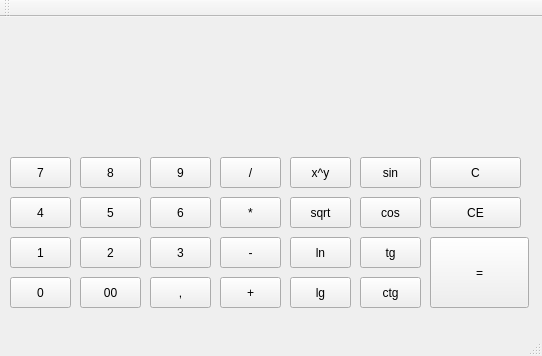
Qt form mainwindow.ui (RushBush/Calculator) before a commit.
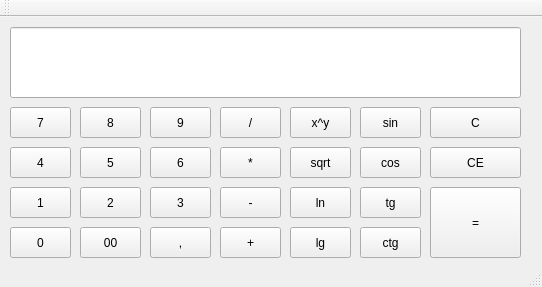
The same form after that commit.

Commit message: Add line for input

Diff of the .ui file:
```diff
--- a/mainwindow.ui
+++ b/mainwindow.ui
@@ -7,7 +7,7 @@
     <x>0</x>
     <y>0</y>
     <width>542</width>
-    <height>356</height>
+    <height>287</height>
    </rect>
   </property>
   <property name="windowTitle">
@@ -18,7 +18,7 @@
     <property name="geometry">
      <rect>
       <x>10</x>
-      <y>140</y>
+      <y>90</y>
       <width>61</width>
       <height>31</height>
      </rect>
@@ -31,7 +31,7 @@
     <property name="geometry">
      <rect>
       <x>10</x>
-      <y>180</y>
+      <y>130</y>
       <width>61</width>
       <height>31</height>
      </rect>
@@ -44,7 +44,7 @@
     <property name="geometry">
      <rect>
       <x>10</x>
-      <y>220</y>
+      <y>170</y>
       <width>61</width>
       <height>31</height>
      </rect>
@@ -57,7 +57,7 @@
     <property name="geometry">
      <rect>
       <x>80</x>
-      <y>220</y>
+      <y>170</y>
       <width>61</width>
       <height>31</height>
      </rect>
@@ -70,7 +70,7 @@
     <property name="geometry">
      <rect>
       <x>80</x>
-      <y>180</y>
+      <y>130</y>
       <width>61</width>
       <height>31</height>
      </rect>
@@ -83,7 +83,7 @@
     <property name="geometry">
      <rect>
       <x>80</x>
-      <y>140</y>
+      <y>90</y>
       <width>61</width>
       <height>31</height>
      </rect>
@@ -96,7 +96,7 @@
     <property name="geometry">
      <rect>
       <x>150</x>
-      <y>220</y>
+      <y>170</y>
       <width>61</width>
       <height>31</height>
      </rect>
@@ -109,7 +109,7 @@
     <property name="geometry">
      <rect>
       <x>150</x>
-      <y>180</y>
+      <y>130</y>
       <width>61</width>
       <height>31</height>
      </rect>
@@ -122,7 +122,7 @@
     <property name="geometry">
      <rect>
       <x>150</x>
-      <y>140</y>
+      <y>90</y>
       <width>61</width>
       <height>31</height>
      </rect>
@@ -135,7 +135,7 @@
     <property name="geometry">
      <rect>
       <x>10</x>
-      <y>260</y>
+      <y>210</y>
       <width>61</width>
       <height>31</height>
      </rect>
@@ -148,7 +148,7 @@
     <property name="geometry">
      <rect>
       <x>80</x>
-      <y>260</y>
+      <y>210</y>
       <width>61</width>
       <height>31</height>
      </rect>
@@ -161,7 +161,7 @@
     <property name="geometry">
      <rect>
       <x>150</x>
-      <y>260</y>
+      <y>210</y>
       <width>61</width>
       <height>31</height>
      </rect>
@@ -174,7 +174,7 @@
     <property name="geometry">
      <rect>
       <x>220</x>
-      <y>140</y>
+      <y>90</y>
       <width>61</width>
       <height>31</height>
      </rect>
@@ -187,7 +187,7 @@
     <property name="geometry">
      <rect>
       <x>220</x>
-      <y>180</y>
+      <y>130</y>
       <width>61</width>
       <height>31</height>
      </rect>
@@ -200,7 +200,7 @@
     <property name="geometry">
      <rect>
       <x>220</x>
-      <y>220</y>
+      <y>170</y>
       <width>61</width>
       <height>31</height>
      </rect>
@@ -213,7 +213,7 @@
     <property name="geometry">
      <rect>
       <x>220</x>
-      <y>260</y>
+      <y>210</y>
       <width>61</width>
       <height>31</height>
      </rect>
@@ -226,7 +226,7 @@
     <property name="geometry">
      <rect>
       <x>290</x>
-      <y>140</y>
+      <y>90</y>
       <width>61</width>
       <height>31</height>
      </rect>
@@ -239,7 +239,7 @@
     <property name="geometry">
      <rect>
       <x>290</x>
-      <y>180</y>
+      <y>130</y>
       <width>61</width>
       <height>31</height>
      </rect>
@@ -252,7 +252,7 @@
     <property name="geometry">
      <rect>
       <x>290</x>
-      <y>220</y>
+      <y>170</y>
       <width>61</width>
       <height>31</height>
      </rect>
@@ -265,7 +265,7 @@
     <property name="geometry">
      <rect>
       <x>290</x>
-      <y>260</y>
+      <y>210</y>
       <width>61</width>
       <height>31</height>
      </rect>
@@ -278,7 +278,7 @@
     <property name="geometry">
      <rect>
       <x>360</x>
-      <y>140</y>
+      <y>90</y>
       <width>61</width>
       <height>31</height>
      </rect>
@@ -291,7 +291,7 @@
     <property name="geometry">
      <rect>
       <x>360</x>
-      <y>180</y>
+      <y>130</y>
       <width>61</width>
       <height>31</height>
      </rect>
@@ -304,7 +304,7 @@
     <property name="geometry">
      <rect>
       <x>360</x>
-      <y>220</y>
+      <y>170</y>
       <width>61</width>
       <height>31</height>
      </rect>
@@ -317,7 +317,7 @@
     <property name="geometry">
      <rect>
       <x>360</x>
-      <y>260</y>
+      <y>210</y>
       <width>61</width>
       <height>31</height>
      </rect>
@@ -330,8 +330,8 @@
     <property name="geometry">
      <rect>
       <x>430</x>
-      <y>220</y>
-      <width>99</width>
+      <y>170</y>
+      <width>91</width>
       <height>71</height>
      </rect>
     </property>
@@ -343,7 +343,7 @@
     <property name="geometry">
      <rect>
       <x>430</x>
-      <y>140</y>
+      <y>90</y>
       <width>91</width>
       <height>31</height>
      </rect>
@@ -356,7 +356,7 @@
     <property name="geometry">
      <rect>
       <x>430</x>
-      <y>180</y>
+      <y>130</y>
       <width>91</width>
       <height>31</height>
      </rect>
@@ -365,6 +365,34 @@
      <string>CE</string>
     </property>
    </widget>
+   <widget class="QLineEdit" name="lineEdit">
+    <property name="geometry">
+     <rect>
+      <x>10</x>
+      <y>10</y>
+      <width>511</width>
+      <height>71</height>
+     </rect>
+    </property>
+    <property name="font">
+     <font>
+      <pointsize>20</pointsize>
+      <italic>true</italic>
+     </font>
+    </property>
+    <property name="inputMask">
+     <string/>
+    </property>
+    <property name="maxLength">
+     <number>100000000</number>
+    </property>
+    <property name="cursorPosition">
+     <number>0</number>
+    </property>
+    <property name="alignment">
+     <set>Qt::AlignRight|Qt::AlignTrailing|Qt::AlignVCenter</set>
+    </property>
+   </widget>
   </widget>
   <widget class="QMenuBar" name="menuBar">
    <property name="geometry">
```
Left out of the diff: 2 changed lines with no effect on the pictures.
